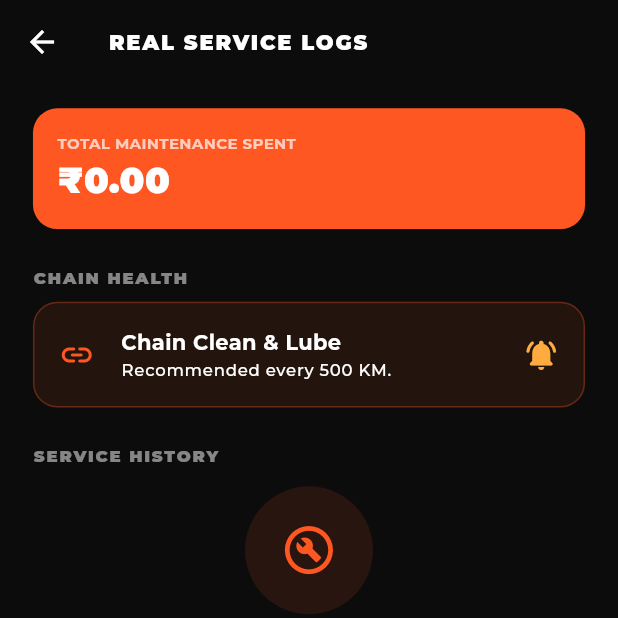
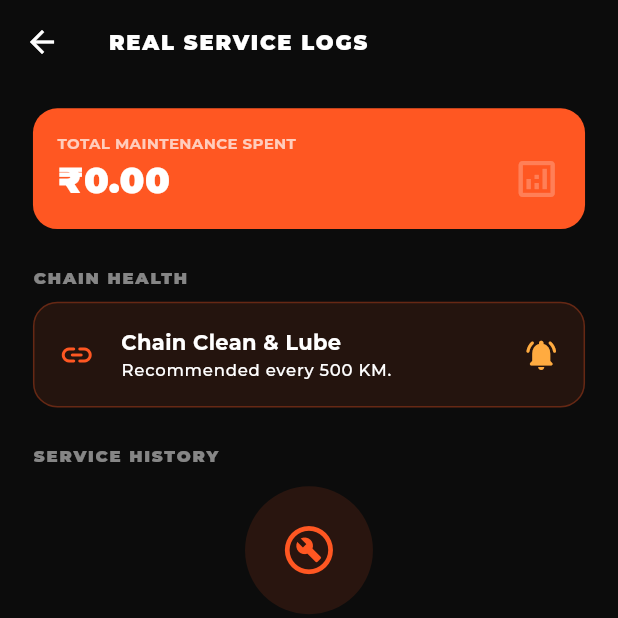
Before and after one commit to abhishekgupta2211/SyncUp, a Flutter app: the MaintenancePage screen opened directly, on a phone screen of 412 x 824 dp, the top half of it. Run offline on Flutter 3.47's test engine with Material 3 defaults, Android fonts, the phone set to English and light mode, and no system bars; our stand-ins replace cached_network_image, emoji_picker_flutter, firebase_core, firebase_messaging, flutter_animate, flutter_dotenv and 11 more; missing offline and left inert: record, zego_uikit, zego_uikit_prebuilt_call, zego_uikit_signaling_plugin; accounts and stored records are empty; network calls fail.

Commit message:
Feature 19: Implement visual analytics icon for maintenance cost Co-authored-by: Abhishek Arvind <abhishekarvind9369@gmail.com>

```diff
--- a/lib/features/profile/presentation/pages/maintenance_page.dart
+++ b/lib/features/profile/presentation/pages/maintenance_page.dart
@@ -121,7 +121,13 @@ class _MaintenancePageState extends State<MaintenancePage> {
                           crossAxisAlignment: CrossAxisAlignment.start,
                           children: [
                             const Text('TOTAL MAINTENANCE SPENT', style: TextStyle(color: Colors.white70, fontSize: 10, fontWeight: FontWeight.bold)),
-                            Text('₹${totalCost.toStringAsFixed(2)}', style: const TextStyle(color: Colors.white, fontSize: 24, fontWeight: FontWeight.w900)),
+                            Row(
+                              children: [
+                                Text('₹${totalCost.toStringAsFixed(2)}', style: const TextStyle(color: Colors.white, fontSize: 24, fontWeight: FontWeight.w900)),
+                                const Spacer(),
+                                const Icon(Icons.analytics_outlined, color: Colors.white24, size: 32),
+                              ],
+                            ),
                           ],
                         ),
                       ),
```
